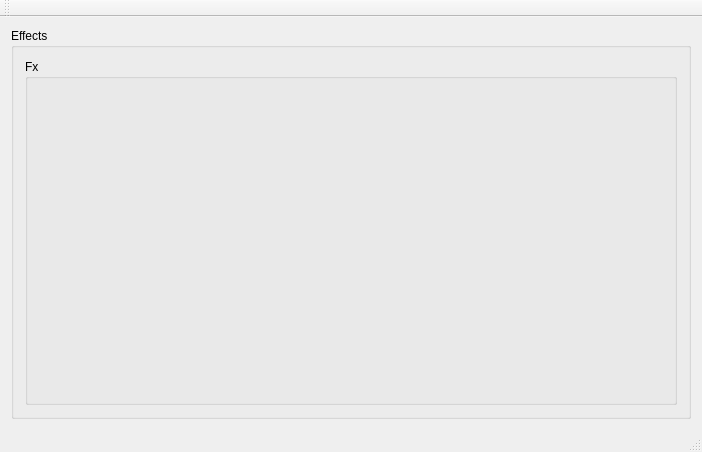
djeemie2000/SynthPlayground, file EffectsApp/mainwindow.ui: the form before one commit.
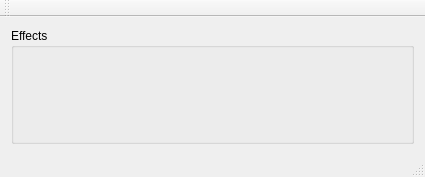
The form after the commit.

What changed in the file:
```diff
--- a/EffectsApp/mainwindow.ui
+++ b/EffectsApp/mainwindow.ui
@@ -6,8 +6,8 @@
    <rect>
     <x>0</x>
     <y>0</y>
-    <width>702</width>
-    <height>452</height>
+    <width>425</width>
+    <height>177</height>
    </rect>
   </property>
   <property name="windowTitle">
@@ -16,15 +16,9 @@
   <widget class="QWidget" name="centralWidget">
    <layout class="QHBoxLayout" name="horizontalLayout">
     <item>
-     <widget class="QGroupBox" name="groupBox_Synth">
-      <property name="title">
-       <string>Effects</string>
-      </property>
-      <layout class="QVBoxLayout" name="verticalLayout">
-       <item>
         <widget class="QGroupBox" name="groupBox_Fx">
          <property name="title">
-          <string>Fx</string>
+       <string>Effects</string>
          </property>
          <layout class="QVBoxLayout" name="verticalLayout_2">
           <item>
@@ -39,9 +33,6 @@
        </item>
       </layout>
      </widget>
-    </item>
-   </layout>
-  </widget>
   <widget class="QMenuBar" name="menuBar">
    <property name="geometry">
     <rect>
```
Left out of the diff: 2 changed lines with no effect on the pictures. Lines whose indentation alone changed are shown as unchanged.
